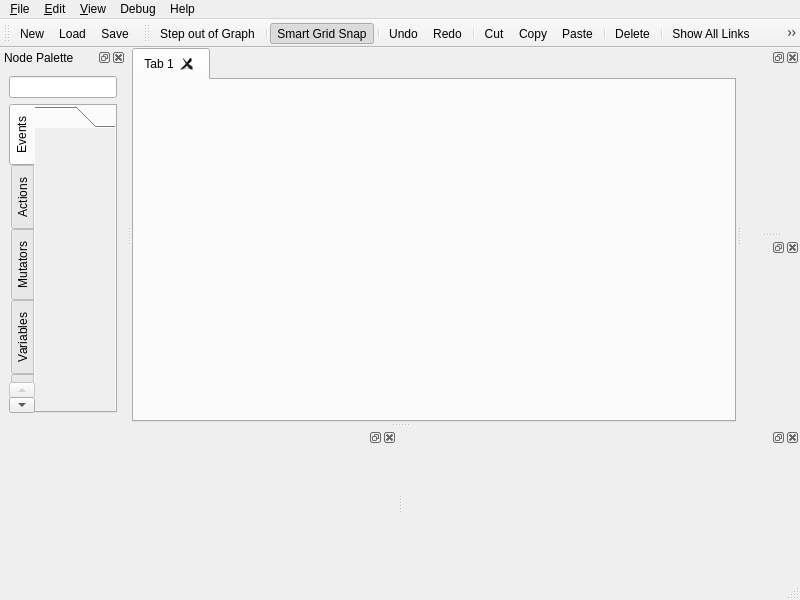
delta3d/delta3d, file delta3d/ui/dtDirectorQt/directoreditor.ui: the form before one commit.
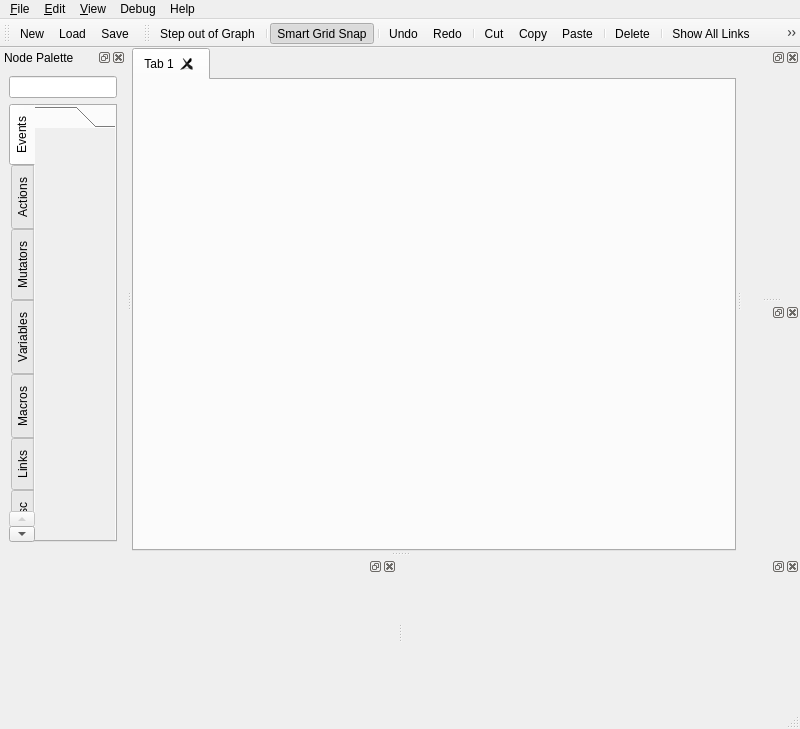
The form after the commit. Icons and pictures are not drawn. Custom widgets are drawn as their Qt base class.

Commit message: enabled scroll buttons on the node toolbox tabs because it would force the window to be taller than the screen in some cases.

Patch:
```diff
--- a/delta3d/ui/dtDirectorQt/directoreditor.ui
+++ b/delta3d/ui/dtDirectorQt/directoreditor.ui
@@ -7,7 +7,7 @@
     <x>0</x>
     <y>0</y>
     <width>800</width>
-    <height>600</height>
+    <height>729</height>
    </rect>
   </property>
   <property name="windowTitle">
@@ -271,6 +271,9 @@
        <property name="currentIndex">
         <number>0</number>
        </property>
+       <property name="usesScrollButtons">
+        <bool>true</bool>
+       </property>
        <property name="movable">
         <bool>false</bool>
        </property>
@@ -295,8 +298,8 @@
              <rect>
               <x>0</x>
               <y>0</y>
-              <width>107</width>
-              <height>278</height>
+              <width>115</width>
+              <height>379</height>
              </rect>
             </property>
             <attribute name="label">
```
Left out of the diff: 34 changed lines with no effect on the pictures.
